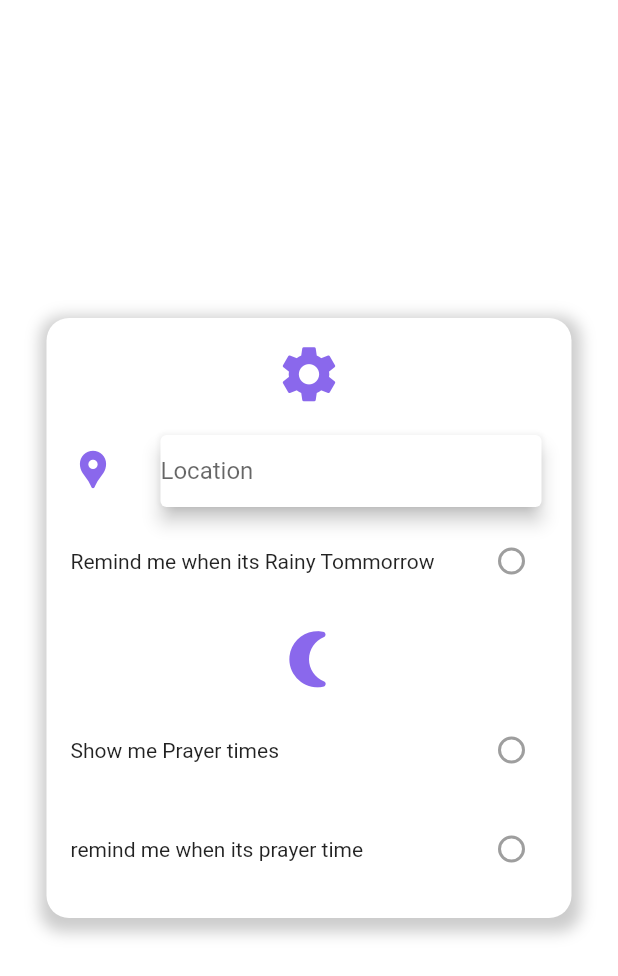
After one commit to mUmarBaloch/Flutter-Weather-App, a Flutter app: the Settings screen opened directly, on a phone screen of 412 x 824 dp. The commit adds this screen. Shown: the top 976 px of the screen. Run offline on Flutter 3.47's test engine with Material 2 defaults, Android fonts, the phone set to English and light mode, and no system bars.

Commit message:
Added Settings Screen

```diff
--- a/lib/Views/Widgets/top_weather_widget.dart
+++ b/lib/Views/Widgets/top_weather_widget.dart
@@ -1,6 +1,7 @@
 import 'package:flutter/material.dart';
 import 'package:weather_app/core/device_config.dart';
 import 'package:weather_app/models/weather_model.dart';
+import 'package:weather_app/views/settings.dart';
 
 class TopWeatherWidget extends StatelessWidget {
   @override
@@ -18,10 +19,17 @@ class TopWeatherWidget extends StatelessWidget {
       child: SafeArea(
         child: Column(
           children: [
-            Text(
-              'Mirpukhas',
-              style: TextStyle(
-                  color: Colors.white, letterSpacing: 0.5, fontSize: 18),
+            InkWell(
+              onTap: () => showDialog(
+                  barrierDismissible: true,
+                  useSafeArea: true,
+                  context: context,
+                  builder: (context) => Settings()),
+              child: Text(
+                'Mirpukhas',
+                style: TextStyle(
+                    color: Colors.white, letterSpacing: 0.5, fontSize: 18),
+              ),
             ),
             SizedBox(
               height: 20,
--- /dev/null
+++ b/lib/Views/settings.dart
@@ -0,0 +1,100 @@
+import 'package:flutter/cupertino.dart';
+import 'package:flutter/material.dart';
+
+class Settings extends StatelessWidget {
+  @override
+  Widget build(BuildContext context) => Scaffold(
+        resizeToAvoidBottomInset: false,
+        backgroundColor: Colors.transparent,
+        body: Center(
+          child: Container(
+            decoration: BoxDecoration(
+              color: Colors.white,
+              borderRadius: BorderRadius.all(Radius.circular(15)),
+              boxShadow: [
+                BoxShadow(
+                  color: Colors.black.withOpacity(0.2),
+                  blurRadius: 8,
+                  spreadRadius: 05,
+                  offset: Offset(1, 4),
+                ),
+              ],
+            ),
+            height: 400,
+            width: 350,
+            child: Column(
+              children: [
+                SizedBox(height: 15),
+                Align(
+                    alignment: Alignment.topCenter,
+                    child: Icon(
+                      Icons.settings,
+                      size: 45,
+                      color: Color.fromRGBO(138, 104, 236, 1),
+                    )),
+                SizedBox(height: 10),
+                ListTile(
+                  leading: Icon(
+                    Icons.location_pin,
+                    size: 30,
+                    color: Color.fromRGBO(138, 104, 236, 1),
+                  ),
+                  title: Card(
+                    elevation: 05,
+                    child: TextField(
+                      showCursor: false,
+                      decoration: InputDecoration(
+                        hintText: 'Location',
+                        enabledBorder: InputBorder.none,
+                      ),
+                    ),
+                  ),
+                ),
+                ListTile(
+                  title: Text(
+                    'Remind me when its Rainy Tommorrow',
+                    style: TextStyle(
+                      fontSize: 14,
+                    ),
+                  ),
+                  trailing:
+                      Radio(value: true, groupValue: null, onChanged: null),
+                ),
+                SizedBox(
+                  height: 15,
+                ),
+                Align(
+                    alignment: Alignment.topCenter,
+                    child: Icon(
+                      Icons.nightlight_round,
+                      size: 45,
+                      color: Color.fromRGBO(138, 104, 236, 1),
+                    )),
+                SizedBox(height: 10),
+                ListTile(
+                  title: Text(
+                    'Show me Prayer times',
+                    style: TextStyle(
+                      fontSize: 14,
+                    ),
+                  ),
+                  trailing:
+                      Radio(value: true, groupValue: null, onChanged: null),
+                ),
+                SizedBox(height: 10),
+                ListTile(
+                  title: Text(
+                    'remind me when its prayer time',
+                    style: TextStyle(
+                      fontSize: 14,
+                    ),
+                  ),
+                  trailing:
+                      Radio(value: true, groupValue: null, onChanged: null),
+                ),
+              ],
+            ),
+          ),
+        ),
+      );
+}
--- a/lib/main.dart
+++ b/lib/main.dart
@@ -1,5 +1,6 @@
 import 'package:flutter/material.dart';
 import 'package:weather_app/Views/main_screen.dart';
+import 'package:weather_app/views/settings.dart';
 
 void main() {
   runApp(MyApp());
@@ -11,6 +12,7 @@ class MyApp extends StatelessWidget {
     return MaterialApp(
       theme: ThemeData(accentColor: Colors.deepPurple),
       home: Scaffold(
+        resizeToAvoidBottomPadding: false,
         body: MainScreen(),
       ),
     );
```
